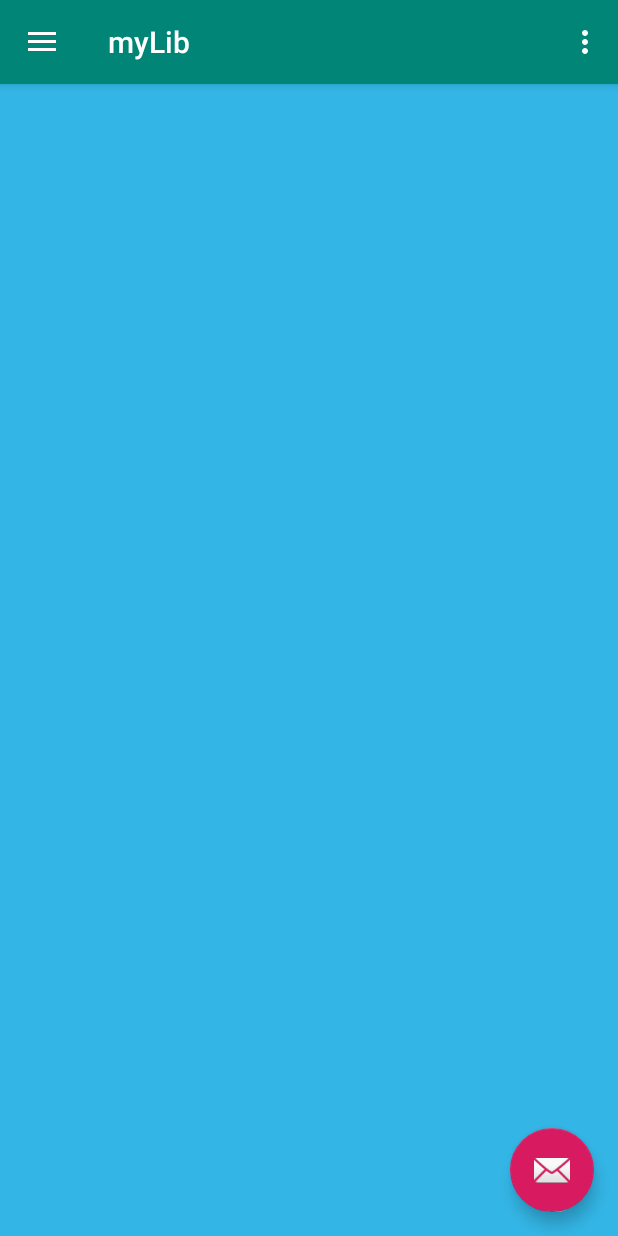
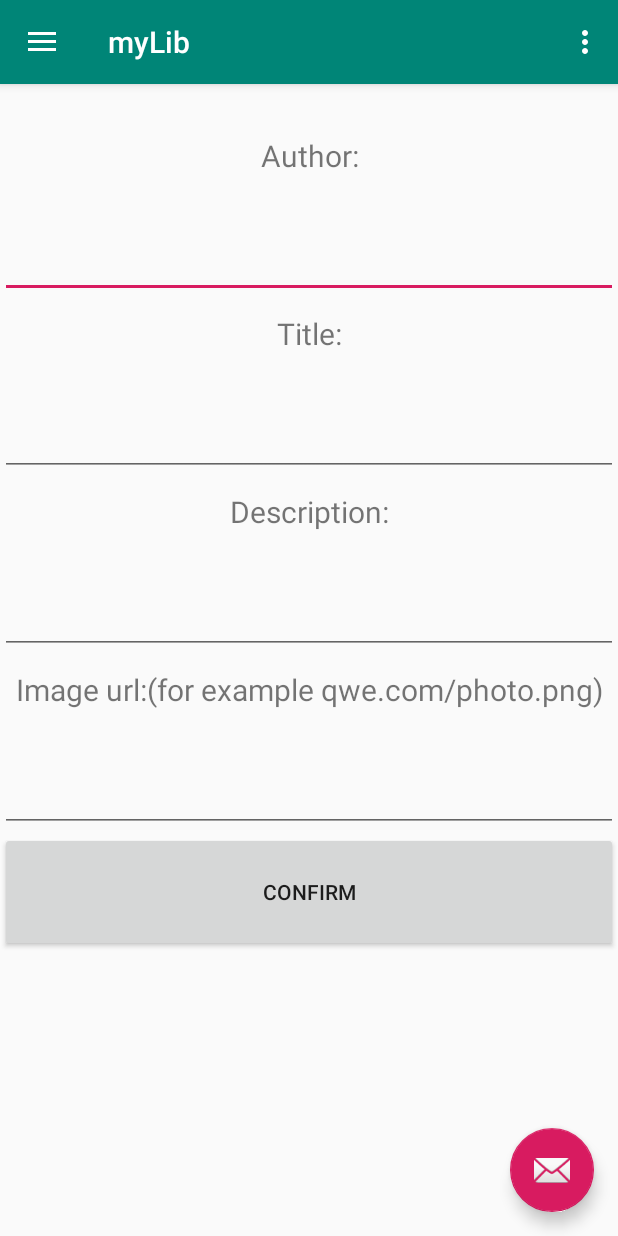
Before and after one commit to adas3000/BookStore, an Android app: the fragment AllBooksFragment placed in its activity, in the side drawer, after a tap on "Add Book", on a phone screen of 412 x 824 dp. Run offline under Robolectric (Android 15) with nearby library versions, the phone set to English and light mode, and no system bars.

Commit message:
little modifications

```diff
--- a/app/src/main/java/com/example/mylib/AddBookFragment.java
+++ b/app/src/main/java/com/example/mylib/AddBookFragment.java
@@ -33,6 +33,7 @@ public class AddBookFragment extends Fragment {
         confirm_Button.setOnClickListener(new View.OnClickListener() {
             @Override
             public void onClick(View view) {
+                Toast.makeText(getContext(),"HI",Toast.LENGTH_LONG);
                 String author = editText_Author.getText().toString();
                 String title = editText_Title.getText().toString();
                 String desc = editText_desc.getText().toString();
@@ -42,10 +43,13 @@ public class AddBookFragment extends Fragment {
                     Toast.makeText(getContext(),"Fill all editTexts",Toast.LENGTH_SHORT);
                     return ;
                 }
-
                 SqlManager sqlManager = new SqlManager(getContext());
                 sqlManager.addBookToDb(title,author,desc,url,0,0,0,0);
                 Toast.makeText(getContext(),"Book added successfully",Toast.LENGTH_SHORT);
+                editText_Author.setText("");
+                editText_Title.setText("");
+                editText_desc.setText("");
+                editText_url.setText("");
             }
         });
 
@@ -53,7 +57,6 @@ public class AddBookFragment extends Fragment {
 
 
 
-        return inflater.inflate(R.layout.allbooks_activity,container,false);
+        return inflater.inflate(R.layout.addbook_activity,container,false);
     }
-
 }
--- a/app/src/main/java/com/example/mylib/AllBooksFragment.java
+++ b/app/src/main/java/com/example/mylib/AllBooksFragment.java
@@ -2,6 +2,7 @@ package com.example.mylib;
 
 import android.content.Context;
 import android.os.Bundle;
+import android.view.Gravity;
 import android.view.LayoutInflater;
 import android.view.View;
 import android.view.ViewGroup;
@@ -33,15 +34,6 @@ public class AllBooksFragment extends Fragment {
         sqlManager = new SqlManager(context);
         ArrayList<Book> bookArrayList = sqlManager.getValues(false);
 
-      /*  for(Book b : bookArrayList){
-            String title = b.getTitle();
-            String author = b.getAuthor();
-            TextView tv = new TextView(context);
-            tv.setTextSize(18);
-            tv.setText(author+"\n"+title);
-            tv_book.add(tv);
-        }*/
-
 
 
 
--- a/app/src/main/res/layout/addbook_activity.xml
+++ b/app/src/main/res/layout/addbook_activity.xml
@@ -3,13 +3,12 @@
     android:layout_width="match_parent"
     android:layout_height="match_parent"
     android:orientation="vertical"
-    android:background="@android:color/holo_red_dark"
     >
 
     <TextView
         android:id="@+id/textView"
         android:layout_width="match_parent"
-        android:layout_height="91dp"
+        android:layout_height="80dp"
         android:gravity="center"
         android:text="@string/newbook_text"
         android:textSize="20sp" />
@@ -44,7 +43,8 @@
         android:layout_height="71dp"
         android:ems="10"
         android:inputType="textPersonName"
-        android:textSize="20sp" />
+        android:textSize="20sp"
+        android:importantForAutofill="no" />
 
     <TextView
         android:id="@+id/textView5"
@@ -60,7 +60,8 @@
         android:layout_height="71dp"
         android:ems="10"
         android:inputType="textPersonName"
-        android:textSize="20sp" />
+        android:textSize="20sp"
+        android:importantForAutofill="no" />
 
     <TextView
         android:id="@+id/textView6"
```
